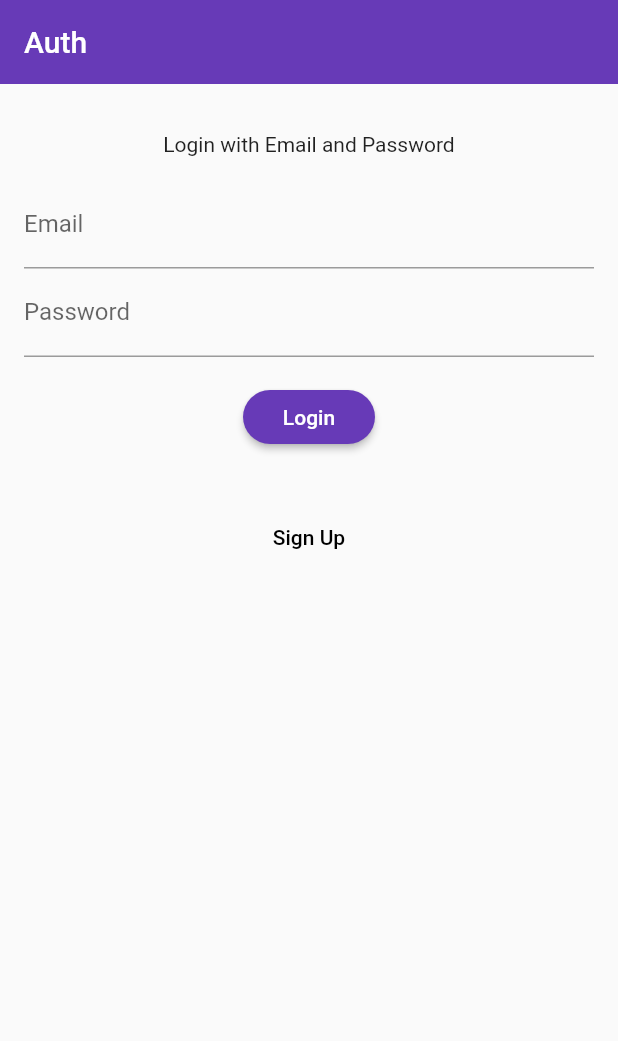
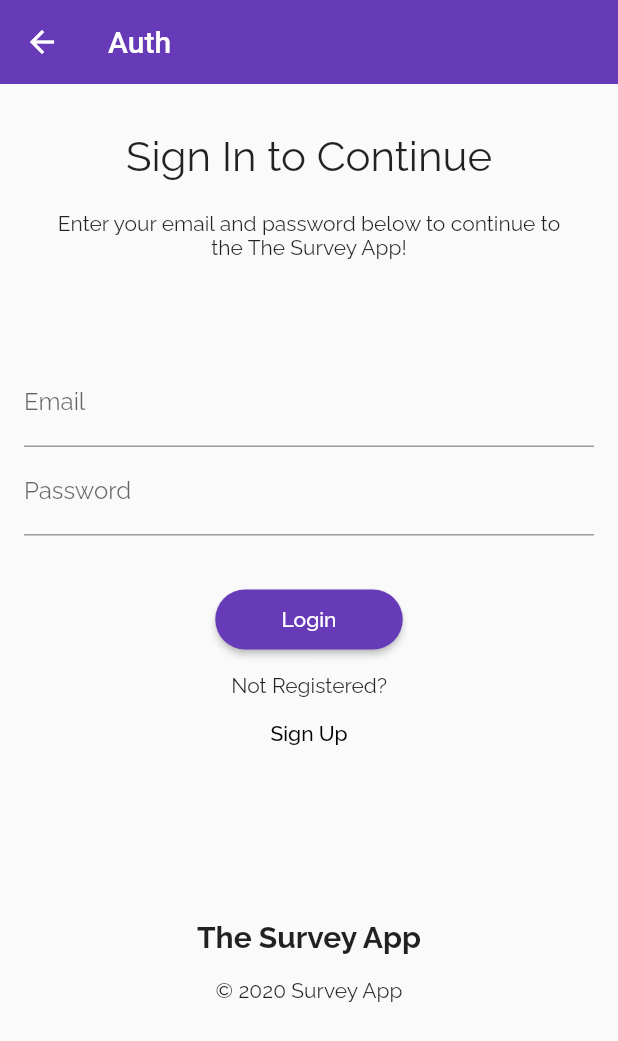
Before and after one commit to aakashjangidme/flutter_survey, a Flutter app: the screen it shows after launch, after a tap on "Continue", on a phone screen of 412 x 824 dp. Shown: the top 1041 px of the screen. Run offline on Flutter 3.47's test engine with Material 2 defaults, Android fonts, the phone set to English and light mode, and no system bars; our stand-ins replace cloud_firestore, firebase_auth, font_awesome_flutter, google_fonts; accounts and stored records are empty.

Commit message:
ui changes

```diff
--- a/lib/main.dart
+++ b/lib/main.dart
@@ -5,6 +5,7 @@ import 'package:flutter_survey/screens/home_screen.dart';
 import 'package:flutter_survey/screens/launch_screen.dart';
 import 'package:flutter_survey/providers/provider.dart';
 import 'package:flutter_survey/screens/results_screen.dart';
+import 'package:google_fonts/google_fonts.dart';
 import 'package:provider/provider.dart';
 
 void main() => runApp(CounterApp());
@@ -15,7 +16,7 @@ class CounterApp extends StatelessWidget {
     return MultiProvider(
       providers: [
         ChangeNotifierProvider(
-          create: (_) => QuestionState(),
+          create: (_) => BaseProvider(),
         ),
       ],
       child: MaterialApp(
@@ -30,6 +31,9 @@ class CounterApp extends StatelessWidget {
             ),
             textTheme: ButtonTextTheme.primary,
           ),
+          textTheme: GoogleFonts.ralewayTextTheme(
+            Theme.of(context).textTheme,
+          ),
         ),
         initialRoute: "/",
         routes: {
--- a/lib/providers/provider.dart
+++ b/lib/providers/provider.dart
@@ -5,7 +5,7 @@
 //
 //Provider for  Question State Mgmt
 
-class QuestionState with ChangeNotifier {
+class BaseProvider with ChangeNotifier {
   List<QuestionModel> _questions;
   Map<int, dynamic> _answers = {};
   int currentIndex = 0;
--- a/lib/screens/auth_screen.dart
+++ b/lib/screens/auth_screen.dart
@@ -1,6 +1,9 @@
 import 'package:firebase_auth/firebase_auth.dart';
 import 'package:flutter/material.dart';
+import 'package:flutter_survey/constants/constants.dart';
 import 'package:flutter_survey/providers/provider.dart';
+import 'package:flutter_survey/widgets/round_button.dart';
+import 'package:google_fonts/google_fonts.dart';
 import 'package:provider/provider.dart';
 
 class AuthScreen extends StatefulWidget {
@@ -58,19 +61,45 @@ class _EmailPasswordFormState extends State<_EmailPasswordForm> {
   //
   @override
   Widget build(BuildContext context) {
-    Provider.of<QuestionState>(context, listen: false).loadQuestionsList();
+    Provider.of<BaseProvider>(context, listen: false).loadQuestionsList();
 
     return Form(
       key: _formKey,
+      child: GestureDetector(
+        onTap: () {
+          FocusScope.of(context).unfocus();
+        },
         child: Container(
+          height: MediaQuery.of(context).size.height,
+          width: MediaQuery.of(context).size.width,
           padding: const EdgeInsets.all(16),
+          child: SingleChildScrollView(
             child: Column(
               crossAxisAlignment: CrossAxisAlignment.center,
               children: <Widget>[
                 Container(
-              child: _formType == FormType.login
-                  ? const Text('Login with Email and Password')
-                  : Text('Register'),
+                  child: Column(
+                    children: <Widget>[
+                      Text(
+                        _formType == FormType.login
+                            ? 'Sign In to Continue'
+                            : 'Please, Register to Continue',
+                        style: GoogleFonts.raleway(
+                          fontSize: 28,
+                        ),
+                        textAlign: TextAlign.center,
+                      ),
+                      SizedBox(height: 20),
+                      Text(
+                        'Enter your email and password below to continue to the The Survey App!',
+                        textAlign: TextAlign.center,
+                        style: TextStyle(fontSize: 14),
+                      ),
+                      SizedBox(
+                        height: 50,
+                      ),
+                    ],
+                  ),
                   padding: const EdgeInsets.all(16),
                   alignment: Alignment.center,
                 ),
@@ -84,8 +113,10 @@ class _EmailPasswordFormState extends State<_EmailPasswordForm> {
                     return null;
                   },
                 ),
+                // SizedBox(height: 20),
                 TextFormField(
                   controller: _passwordController,
+                  obscureText: true,
                   decoration: const InputDecoration(labelText: 'Password'),
                   validator: (String value) {
                     if (value.isEmpty) {
@@ -94,10 +125,12 @@ class _EmailPasswordFormState extends State<_EmailPasswordForm> {
                     return null;
                   },
                 ),
+                SizedBox(height: 20),
+
                 Container(
                   padding: const EdgeInsets.symmetric(vertical: 16.0),
                   alignment: Alignment.center,
-              child: RaisedButton(
+                  child: RoundButon(
                     onPressed: () async {
                       //
                       if (_formKey.currentState.validate()) {
@@ -106,30 +139,34 @@ class _EmailPasswordFormState extends State<_EmailPasswordForm> {
                             : _register();
                         //
                       }
+                      FocusScope.of(context).unfocus();
                     },
-                child: Text(_formType == FormType.login ? 'Login' : 'Register'),
+                    title: _formType == FormType.login ? 'Login' : 'Register',
                   ),
                 ),
-            Container(
-              alignment: Alignment.center,
-              padding: const EdgeInsets.symmetric(horizontal: 16),
-              child: Text(
-                _success == null
-                    ? ''
-                    : (_success
-                        ? 'Successfully signed in as ' + _userEmail
-                        : 'Sign in failed'),
-                style: TextStyle(color: Colors.red),
-              ),
-            ),
+
+                Text('Not Registered?'),
+
                 FlatButton(
+                  hoverColor: kPrimaryColor,
                   onPressed: () {
                     _formType == FormType.login
                         ? registerWidget()
                         : loginWidget();
                   },
-                child: Text(_formType == FormType.login ? 'Sign Up' : 'Log In'))
+                  child:
+                      Text(_formType == FormType.login ? 'Sign Up' : 'Log In'),
+                ),
+                SizedBox(
+                  height: 100,
+                ),
+                Align(
+                  alignment: Alignment.bottomCenter,
+                  child: _buildFooter(),
+                )
               ],
+            ),
+          ),
         ),
       ),
     );
@@ -200,3 +237,18 @@ class _EmailPasswordFormState extends State<_EmailPasswordForm> {
     }
   }
 }
+
+_buildFooter() {
+  return Column(
+    mainAxisAlignment: MainAxisAlignment.center,
+    crossAxisAlignment: CrossAxisAlignment.center,
+    children: <Widget>[
+      Text(
+        'The Survey App',
+        textAlign: TextAlign.center,
+        style: TextStyle(fontSize: 20, fontWeight: FontWeight.bold),
+      ),
+      Text('\n© 2020 Survey App'),
+    ],
+  );
+}
--- a/lib/screens/launch_screen.dart
+++ b/lib/screens/launch_screen.dart
@@ -18,32 +18,35 @@ class LaunchScreen extends StatelessWidget {
 
 Widget launchScreen(context) {
   return Container(
-    width: double.infinity,
+    height: MediaQuery.of(context).size.height,
+    width: MediaQuery.of(context).size.width,
     margin: const EdgeInsets.all(16),
     child: Column(
       mainAxisAlignment: MainAxisAlignment.center,
       crossAxisAlignment: CrossAxisAlignment.center,
       children: <Widget>[
-        RichText(
+        ClipOval(
+          child: Image.asset(
+            'assets/images/welcome.png',
+            height: 200,
+            width: 200,
+            fit: BoxFit.cover,
+          ),
+        ),
+        SizedBox(height: 20),
+        Text(
+          'Welcome to the Survey App !',
           textAlign: TextAlign.center,
-          text: TextSpan(
-              style: TextStyle(
-                color: Colors.black,
-                fontSize: 36,
-              ),
-              children: <TextSpan>[
-                TextSpan(
-                  text: 'Welcome',
-                ),
-                TextSpan(text: ' to'),
-                TextSpan(
-                  text: '\nThe Survey',
-                  style: TextStyle(
-                    fontSize: 28,
-                    color: kPrimaryColor,
-                  ),
-                ),
-              ]),
+          style: TextStyle(fontSize: 28),
+        ),
+        SizedBox(height: 20),
+        Text(
+          'This app can be intigrated as a module to another app!',
+          textAlign: TextAlign.center,
+          style: TextStyle(fontSize: 16),
+        ),
+        SizedBox(
+          height: 30,
         ),
         SizedBox(height: 20),
         RoundButon(
@@ -57,5 +60,5 @@ Widget launchScreen(context) {
 }
 
 void authScreen(context) {
-  Navigator.pushReplacementNamed(context, '/auth');
+  Navigator.pushNamed(context, '/auth');
 }
--- a/lib/screens/results_screen.dart
+++ b/lib/screens/results_screen.dart
@@ -38,8 +38,8 @@ class _ResultScreenState extends State<ResultScreen> {
               },
             ),
             SizedBox(height: 20),
-            RoundButon(
-              title: 'Sign Out',
+            FlatButton(
+              child: Text('Sign Out'),
               onPressed: () {
                 Navigator.pushReplacementNamed(context, '/');
               },
--- a/lib/widgets/answer_list.dart
+++ b/lib/widgets/answer_list.dart
@@ -6,10 +6,10 @@ import 'package:provider/provider.dart';
 class AnswerList extends StatelessWidget {
   @override
   Widget build(BuildContext context) {
-    QuestionState data = Provider.of<QuestionState>(context, listen: false);
+    BaseProvider data = Provider.of<BaseProvider>(context, listen: false);
     return SizedBox(
       height: 250,
-      child: Consumer<QuestionState>(
+      child: Consumer<BaseProvider>(
         builder: (context, ques, child) => ListView(
           padding: EdgeInsets.all(8.0),
           children: ques.questions[ques.currentIndex].answerText
--- a/lib/widgets/question_counter.dart
+++ b/lib/widgets/question_counter.dart
@@ -9,7 +9,7 @@ class OutOfCounter extends StatelessWidget {
   @override
   Widget build(BuildContext context) {
     return Center(
-      child: Consumer<QuestionState>(
+      child: Consumer<BaseProvider>(
         builder: (context, value, child) => Text(
           '${value.currentIndex + 1} out of ${value.questions.length}',
           style: TextStyle(
--- a/lib/widgets/question_text.dart
+++ b/lib/widgets/question_text.dart
@@ -5,12 +5,12 @@ import 'package:provider/provider.dart';
 class QuestionText extends StatelessWidget {
   @override
   Widget build(BuildContext context) {
-    return Consumer<QuestionState>(
+    return Consumer<BaseProvider>(
       builder: (context, ques, child) => Container(
         padding: EdgeInsets.only(top: 32),
         child: Text(
           ques.questions[ques.currentIndex].questionText,
-          style: TextStyle(fontSize: 18, fontWeight: FontWeight.w400),
+          style: TextStyle(fontSize: 22, fontWeight: FontWeight.w500),
           textAlign: TextAlign.center,
         ),
       ),
--- a/lib/widgets/round_button.dart
+++ b/lib/widgets/round_button.dart
@@ -2,7 +2,7 @@
 import 'package:flutter/material.dart';
 
 class RoundButon extends StatelessWidget {
-  RoundButon({@required this.title, this.width = 150, this.onPressed});
+  RoundButon({@required this.title, this.width = 125, this.onPressed});
   final String title;
   final double width;
   final Function onPressed;
```
Also changed, not shown: lib/providers/auth_provider.dart (+37 -5 lines), lib/screens/home_screen.dart (+14 -13 lines), pubspec.yaml (+4 -3 lines), assets/images/welcome.png (added), pubspec.lock. Lines whose indentation alone changed are shown as unchanged.
